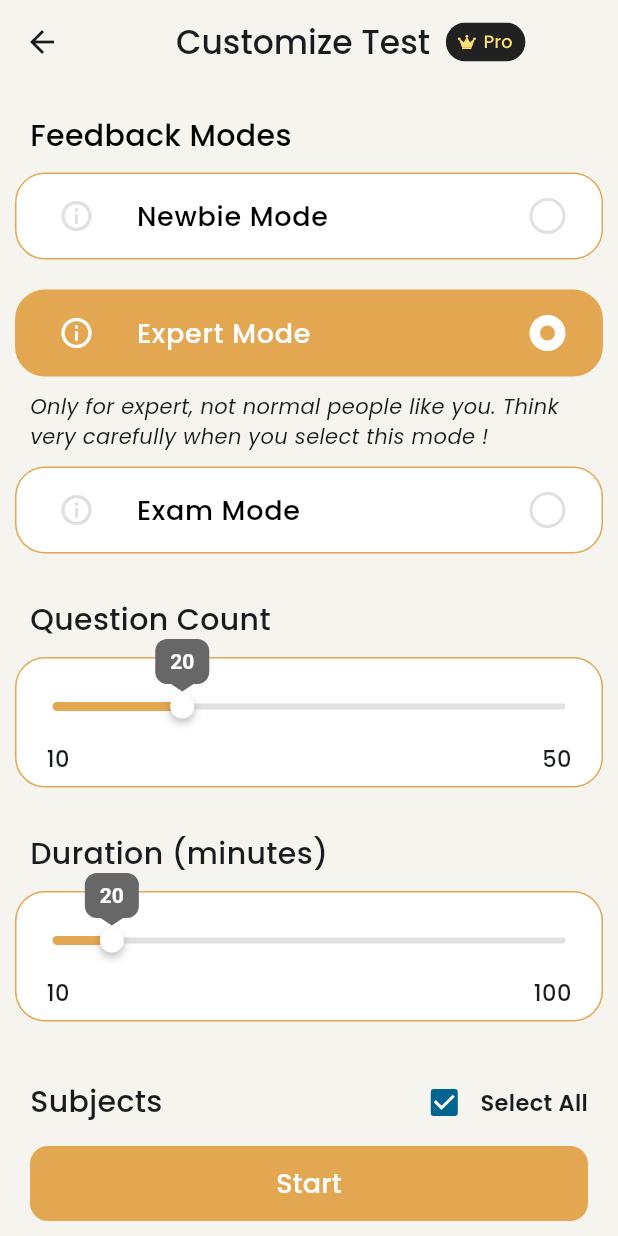
After one commit to abc-elearning-app/abc_flutter_components, a Flutter app: the CustomizeTest screen opened directly, after a tap on "Expert Mode", on a phone screen of 412 x 824 dp. The commit adds this screen. Run offline on Flutter 3.47's test engine with Material 3 defaults, Android fonts, the phone set to English and light mode, and no system bars; drawn by our look-alikes of oktoast; our stand-ins replace figma_squircle, flutter_svg, fluttertoast, percent_indicator, pinput.

Commit message:
custom_test

```diff
--- a/example/lib/navigation/app_route.dart
+++ b/example/lib/navigation/app_route.dart
@@ -37,6 +37,7 @@ class AppRoute {
   static const String diagnosticQuestion = '/diagnostic_question';
   static const String newPracticeTab = '/practice_tab';
   static const String groupQuestionList = '/group_question_list';
+  static const String customizeTest = '/customize_test';
 
   static List<String> getAppRoute() {
     return [
@@ -50,7 +51,8 @@ class AppRoute {
       AppRoute.levelsPath,
       AppRoute.diagnosticQuestion,
       AppRoute.newPracticeTab,
-      AppRoute.groupQuestionList
+      AppRoute.groupQuestionList,
+      AppRoute.customizeTest,
     ];
   }
 }
--- a/example/lib/navigation/navigation_router.dart
+++ b/example/lib/navigation/navigation_router.dart
@@ -4,6 +4,7 @@ import 'package:example/screens/check_boxes_screen/check_boxes_screen.dart';
 import 'package:example/screens/emails_screen/emails_screen.dart';
 import 'package:example/screens/loadings_screen/loadings_screen.dart';
 import 'package:example/screens/logins_screen/logins_screen.dart';
+import 'package:example/screens/new_components/customize_test.dart';
 import 'package:example/screens/new_components/diagnostic_questions.dart';
 import 'package:example/screens/new_components/diagnostic_result_screen.dart';
 import 'package:example/screens/new_components/exam_time_setup_screen.dart';
@@ -143,6 +144,10 @@ Route<dynamic> generateRoute(RouteSettings settings) {
       return _getPageRoute(
           routeName: routeName,
           viewToShow: const TestGroupQuestionList());
+    case AppRoute.customizeTest:
+      return _getPageRoute(
+          routeName: routeName,
+          viewToShow: const TestCustomizeTest());
     default:
       return MaterialPageRoute(
         builder: (_) => Scaffold(
--- /dev/null
+++ b/lib/src/widgets/customize_test/customize_test.dart
@@ -0,0 +1,148 @@
+import 'package:flutter/material.dart';
+import 'package:flutter_abc_jsc_components/src/widgets/customize_test/widgets/select_answer_mode_block.dart';
+import 'package:flutter_abc_jsc_components/src/widgets/customize_test/widgets/select_subjects_box.dart';
+import 'package:flutter_abc_jsc_components/src/widgets/customize_test/widgets/slider_tile.dart';
+import 'package:flutter_svg/flutter_svg.dart';
+
+import '../../../flutter_abc_jsc_components.dart';
+
+enum ValueType { question, minute, passRate }
+
+class CustomizeTest extends StatelessWidget {
+  const CustomizeTest({super.key});
+
+  @override
+  Widget build(BuildContext context) {
+    return Container(
+      color: const Color(0xFFF5F4EE),
+      child: Scaffold(
+        appBar: _buildAppBar(),
+        backgroundColor: Colors.transparent,
+        body: SafeArea(
+          child: Container(
+            margin: const EdgeInsets.symmetric(horizontal: 10),
+            child: Column(
+              children: [
+                Expanded(
+                  child: SingleChildScrollView(
+                    padding: const EdgeInsets.only(top: 20),
+                    child: Column(
+                      crossAxisAlignment: CrossAxisAlignment.start,
+                      children: [
+                        // Answer mode
+                        const Padding(
+                          padding: EdgeInsets.symmetric(horizontal: 10),
+                          child: Text('Feedback Modes',
+                              style: TextStyle(
+                                  fontWeight: FontWeight.w500,
+                                  fontSize: 20,
+                                  color: Colors.black)),
+                        ),
+                        const AnswerModesBlock(),
+
+                        // Select amount of questions
+                        const Padding(
+                          padding:
+                              EdgeInsets.only(left: 10, right: 10, top: 20),
+                          child: Text('Question Count',
+                              style: TextStyle(
+                                  fontWeight: FontWeight.w500, fontSize: 20)),
+                        ),
+                        const SliderTile(
+                            minValue: 10,
+                            maxValue: 50,
+                            type: ValueType.question),
+
+                        // Select amount of minutes
+                        const Padding(
+                          padding:
+                              EdgeInsets.only(left: 10, right: 10, top: 20),
+                          child: Text('Duration (minutes)',
+                              style: TextStyle(
+                                  fontWeight: FontWeight.w500, fontSize: 20)),
+                        ),
+                        const SliderTile(
+                            minValue: 10,
+                            maxValue: 100,
+                            type: ValueType.minute),
+
+                        // Select subjects
+                        Padding(
+                          padding: const EdgeInsets.only(
+                              left: 10, right: 10, top: 20, bottom: 10),
+                          child: Row(
+                            mainAxisAlignment: MainAxisAlignment.spaceBetween,
+                            children: [
+                              const Text('Subjects',
+                                  style: TextStyle(
+                                      fontWeight: FontWeight.w500,
+                                      fontSize: 20)),
+                              Row(
+                                children: [
+                                  Checkbox(
+                                    value: true,
+                                    onChanged: (value) {},
+                                  ),
+                                  const Text('Select All',
+                                      style: TextStyle(
+                                          fontWeight: FontWeight.bold,
+                                          fontSize: 15)),
+                                ],
+                              )
+                            ],
+                          ),
+                        ),
+                        const SelectSubjectBox(),
+
+                        // Select amount of mistakes
+                        const Padding(
+                          padding:
+                              EdgeInsets.only(left: 10, right: 10, top: 20),
+                          child: Text('Passing score (%)',
+                              style: TextStyle(
+                                  fontWeight: FontWeight.w500, fontSize: 20)),
+                        ),
+                        const SliderTile(
+                            minValue: 10,
+                            maxValue: 100,
+                            type: ValueType.passRate),
+                      ],
+                    ),
+                  ),
+                ),
+                _buildButton()
+              ],
+            ),
+          ),
+        ),
+      ),
+    );
+  }
+
+  _buildAppBar() => AppBar(
+        centerTitle: true,
+        backgroundColor: Colors.transparent,
+        title: Row(
+          mainAxisAlignment: MainAxisAlignment.center,
+          children: [
+            const Text(
+              'Customize Test',
+              style: TextStyle(fontWeight: FontWeight.w500),
+            ),
+            const SizedBox(width: 10),
+            SvgPicture.asset('assets/images/pro.svg')
+          ],
+        ),
+      );
+
+  _buildButton() => Container(
+        margin: const EdgeInsets.all(10),
+        width: double.infinity,
+        child: MainButton(
+          textStyle: const TextStyle(fontSize: 18),
+          title: 'Start',
+          backgroundColor: const Color(0xFFE3A651),
+          onPressed: () {},
+        ),
+      );
+}
--- a/lib/src/widgets/customize_test/widgets/select_answer_mode_block.dart
+++ b/lib/src/widgets/customize_test/widgets/select_answer_mode_block.dart
@@ -1,71 +1,95 @@
+import 'package:flutter/cupertino.dart';
 import 'package:flutter/material.dart';
-import 'package:provider/provider.dart';
 
-import '../../../../constants/app_strings.dart';
-import '../../../../constants/app_themes.dart';
-import '../../../../providers/exam_simulator_provider.dart';
+class ModeData {
+  final String title;
+  final String detail;
 
-class SelectAnswerModeBlock extends StatelessWidget {
-  const SelectAnswerModeBlock({super.key});
+  ModeData(this.title, this.detail);
+}
+
+class AnswerModesBlock extends StatefulWidget {
+  const AnswerModesBlock({super.key});
+
+  @override
+  State<AnswerModesBlock> createState() => _AnswerModesBlockState();
+}
+
+class _AnswerModesBlockState extends State<AnswerModesBlock> {
+  final modes = <ModeData>[
+    ModeData('Newbie Mode',
+        'Immediately after answering each question, the correct answers and explanations are displayed.'),
+    ModeData('Expert Mode',
+        'Only for expert, not normal people like you. Think very carefully when you select this mode !'),
+    ModeData('Exam Mode', 'Exam-like questions to simulate a real life exam')
+  ];
+
+  int selectedModeIndex = 0;
 
   @override
   Widget build(BuildContext context) {
-    return Selector<ExamSimulatorProvider, int>(
-        selector: (context, provider) => provider.selectedMode,
-        builder: (_, selectedMode, __) => Column(
-              children: [
-                _radioTile(context, AppStrings.extraTestsStrings.examSimNewbieMode, 0, selectedMode),
-                _radioTile(context, AppStrings.extraTestsStrings.examSimFastMode, 1, selectedMode),
-                _radioTile(context, AppStrings.extraTestsStrings.examSimExamMode, 2, selectedMode),
-              ],
-            ));
+    return Column(
+        children: List.generate(
+            modes.length, (index) => _radioTile(modes[index], index)));
   }
 
-  Widget _radioTile(BuildContext context, String title, int value, int groupValue) =>
-      Column(
+  Widget _radioTile(ModeData modeData, int value) => Column(
+        crossAxisAlignment: CrossAxisAlignment.start,
         children: [
-          Container(
+          GestureDetector(
+            onTap: () => setState(() => selectedModeIndex = value),
+            child: Container(
                 margin: const EdgeInsets.symmetric(vertical: 10),
-            padding: const EdgeInsets.symmetric(vertical: 5),
                 decoration: BoxDecoration(
-                color: context.isDarkMode
-                    ? context.colorScheme.secondary
-                    : context.colorScheme.inversePrimary,
+                    border:
+                        Border.all(width: 1, color: const Color(0xFFE3A651)),
+                    color: selectedModeIndex == value
+                        ? const Color(0xFFE3A651)
+                        : Colors.white,
                     borderRadius: BorderRadius.circular(20)),
-            child: Center(
-              child: RadioListTile(
-                controlAffinity: ListTileControlAffinity.trailing,
-                secondary: IconButton(
+                child: ListTile(
+                  leading: IconButton(
                       icon: Icon(Icons.info_outline,
-                        color: value ==
-                                context.read<ExamSimulatorProvider>().selectedMode
-                            ? context.colorScheme.primary
+                          color: selectedModeIndex == value
+                              ? Colors.white
                               : Colors.grey.shade300),
                       onPressed: () {}),
-                groupValue: groupValue,
-                value: value,
-                activeColor: context.colorScheme.primary,
-                title: Text(title,
+                  title: Text(modeData.title,
                       style: TextStyle(
-                        fontWeight: FontWeight.bold,
-                        color: context.isDarkMode
-                            ? context.colorScheme.onSurface
-                            : value == groupValue
-                                ? context.colorScheme.primary
-                                : context.colorScheme.secondary)),
-                onChanged: (value) {
-                  context.read<ExamSimulatorProvider>().selectedMode = value!;
-                },
+                          fontWeight: FontWeight.w500,
+                          fontSize: 18,
+                          color: selectedModeIndex == value
+                              ? Colors.white
+                              : Colors.black)),
+                  trailing: CircleAvatar(
+                    radius: 12,
+                    backgroundColor: selectedModeIndex == value
+                        ? Colors.white
+                        : Colors.grey.shade300,
+                    child: CircleAvatar(
+                      radius: selectedModeIndex == value ? 5 : 10,
+                      backgroundColor: selectedModeIndex == value
+                          ? const Color(0xFFE3A651)
+                          : Colors.white,
                     ),
                   ),
+                )),
           ),
-          AnimatedContainer(
-            height: value == groupValue ? 50 : 0,
+
+          // Mode detail
+          AnimatedCrossFade(
+              firstChild: Padding(
                 padding: const EdgeInsets.symmetric(horizontal: 10),
-            duration: const Duration(milliseconds: 500),
-            curve: Curves.fastOutSlowIn,
-            child: Text(AppStrings.extraTestsStrings.examSimNewbieModeDetail),
+                child: Text(
+                  modeData.detail,
+                  style: const TextStyle(fontStyle: FontStyle.italic),
                 ),
+              ),
+              secondChild: const SizedBox(),
+              crossFadeState: selectedModeIndex == value
+                  ? CrossFadeState.showFirst
+                  : CrossFadeState.showSecond,
+              duration: const Duration(milliseconds: 300))
         ],
       );
 }
--- a/lib/src/widgets/customize_test/widgets/select_subjects_box.dart
+++ b/lib/src/widgets/customize_test/widgets/select_subjects_box.dart
@@ -1,30 +1,34 @@
 import 'package:flutter/material.dart';
 import 'package:flutter_svg/flutter_svg.dart';
 import 'package:provider/provider.dart';
-import '../../../../constants/app_themes.dart';
-import '../../../../providers/exam_simulator_provider.dart';
+
+class SubjectData {
+  final String title;
+  bool isSelected;
+  String icon;
+
+  SubjectData({required this.icon, required this.title, this.isSelected = false});
+}
 
 class SelectSubjectBox extends StatelessWidget {
   const SelectSubjectBox({super.key});
 
   @override
   Widget build(BuildContext context) {
+    final tmpList = <SubjectData>[];
     return Container(
       decoration: BoxDecoration(
         borderRadius: BorderRadius.circular(20),
-        color: context.isDarkMode
-            ? context.colorScheme.secondary
-            : context.colorScheme.inversePrimary,
+        // color: context.isDarkMode
+        //     ? context.colorScheme.secondary
+        //     : context.colorScheme.inversePrimary,
       ),
-      child: Selector<ExamSimulatorProvider, List<SubjectData>>(
-          selector: (_, provider) => provider.subjectList,
-          builder: (_, value, __) => Column(
-            children: [
-              for (int index = 0; index < value.length; index++)
-                _subjectTile(context, value[index].icon, value[index].title,
-                    value[index].isSelected, index)
-            ],
-          )
+      child: Column(
+        children: [
+          for (int index = 0; index < tmpList.length; index++)
+            _subjectTile(context, tmpList[index].icon, tmpList[index].title,
+                tmpList[index].isSelected, index)
+        ],
       ),
     );
   }
@@ -35,9 +39,9 @@ class SelectSubjectBox extends StatelessWidget {
         title: Text(title, style: const TextStyle(fontWeight: FontWeight.bold, fontSize: 15)),
         secondary: SvgPicture.asset(icon),
         value: isSelected,
-        activeColor: context.colorScheme.primary,
+        // activeColor: context.colorScheme.primary,
         onChanged: (_) {
-          context.read<ExamSimulatorProvider>().toggleSubjectSelection(index);
+          // context.read<ExamSimulatorProvider>().toggleSubjectSelection(index);
         });
   }
 }
--- a/lib/src/widgets/customize_test/widgets/slider_tile.dart
+++ b/lib/src/widgets/customize_test/widgets/slider_tile.dart
@@ -1,10 +1,8 @@
 import 'package:flutter/material.dart';
-import 'package:provider/provider.dart';
 
-import '../../../../constants/app_themes.dart';
-import '../../../../providers/exam_simulator_provider.dart';
+import '../customize_test.dart';
 
-class SliderTile extends StatelessWidget {
+class SliderTile extends StatefulWidget {
   final ValueType type;
   final int maxValue;
   final int minValue;
@@ -16,39 +14,50 @@ class SliderTile extends StatelessWidget {
       required this.minValue});
 
   @override
+  State<SliderTile> createState() => _SliderTileState();
+}
+
+class _SliderTileState extends State<SliderTile> {
+  late double selectedValue;
+
+  @override
+  void initState() {
+    selectedValue = 20;
+    super.initState();
+  }
+
+  @override
   Widget build(BuildContext context) {
     return Container(
       margin: const EdgeInsets.symmetric(vertical: 10),
-      height: MediaQuery.of(context).size.height * 0.1,
+      padding: const EdgeInsets.symmetric(vertical: 8),
       decoration: BoxDecoration(
-          color: context.isDarkMode
-              ? context.colorScheme.secondary
-              : context.colorScheme.inversePrimary,
+          border: Border.all(width: 1, color: const Color(0xFFE3A651)),
+          color: Colors.white,
           borderRadius: BorderRadius.circular(20)),
       child: Center(
-          child: Selector<ExamSimulatorProvider, double>(
-        selector: (_, provider) => _getSelector(provider).toDouble(),
-        builder: (context, value, _) => Column(
+          child: Column(
         children: [
           SliderTheme(
             data: SliderThemeData(
               showValueIndicator: ShowValueIndicator.never,
               activeTickMarkColor: Colors.transparent,
               inactiveTickMarkColor: Colors.transparent,
-                activeTrackColor: context.colorScheme.primary,
-                thumbColor: context.colorScheme.primary,
-                thumbShape: ThumbShape(maxValue: maxValue, minValue: minValue),
+              activeTrackColor: const Color(0xFFE3A651),
+              thumbColor: Colors.white,
+              thumbShape: ThumbShape(
+                  maxValue: widget.maxValue, minValue: widget.minValue),
               inactiveTrackColor: Colors.grey.shade300,
             ),
             child: Slider(
-                value: value,
+              value: selectedValue,
               onChanged: (double newValue) {
                 _setValue(context, newValue);
               },
-                min: minValue.toDouble(),
-                max: maxValue.toDouble(),
-                divisions: ((maxValue - minValue) * 10).toInt(),
-                label: value.floor().toString(),
+              min: widget.minValue.toDouble(),
+              max: widget.maxValue.toDouble(),
+              divisions: ((widget.maxValue - widget.minValue) * 10).toInt(),
+              label: selectedValue.floor().toString(),
             ),
           ),
           Padding(
@@ -56,49 +65,42 @@ class SliderTile extends StatelessWidget {
             child: Row(
               mainAxisAlignment: MainAxisAlignment.spaceBetween,
               children: [
-                  Text('$minValue',
-                      style: const TextStyle(fontWeight: FontWeight.bold)),
-                  Text('$maxValue',
-                      style: const TextStyle(fontWeight: FontWeight.bold)),
+                Text('${widget.minValue}',
+                    style: const TextStyle(
+                        fontWeight: FontWeight.w500, fontSize: 15)),
+                Text('${widget.maxValue}',
+                    style: const TextStyle(
+                        fontWeight: FontWeight.w500, fontSize: 15)),
               ],
             ),
           )
         ],
-        ),
       )),
     );
   }
 
-  _getSelector(ExamSimulatorProvider provider) {
-    switch (type) {
-      case ValueType.question:
-        return provider.questionCount;
-      case ValueType.minute:
-        return provider.minuteCount;
-      case ValueType.passRate:
-        return provider.passRate;
-    }
-  }
-
   _setValue(BuildContext context, double newValue) {
-    switch (type) {
-      case ValueType.question:
-        {
-          context.read<ExamSimulatorProvider>().questionCount =
-              newValue.toInt();
-          break;
-        }
-      case ValueType.minute:
-        {
-          context.read<ExamSimulatorProvider>().minuteCount = newValue.toInt();
-          break;
-        }
-      case ValueType.passRate:
-        {
-          context.read<ExamSimulatorProvider>().passRate = newValue.toInt();
-          break;
-        }
-    }
+    setState(() {
+      selectedValue = newValue;
+    });
+    // switch (widget.type) {
+    //   case ValueType.question:
+    //     {
+    //       // context.read<ExamSimulatorProvider>().questionCount =
+    //       //     newValue.toInt();
+    //       break;
+    //     }
+    //   case ValueType.minute:
+    //     {
+    //       // context.read<ExamSimulatorProvider>().minuteCount = newValue.toInt();
+    //       break;
+    //     }
+    //   case ValueType.passRate:
+    //     {
+    //       // context.read<ExamSimulatorProvider>().passRate = newValue.toInt();
+    //       break;
+    //     }
+    // }
   }
 }
 
@@ -113,10 +115,10 @@ class ThumbShape extends SliderComponentShape {
 
   ThumbShape({
     this.thumbWidth = 36,
-    this.thumbHeight = 36,
+    this.thumbHeight = 30,
     this.borderRadius = 8,
     this.triangleWidth = 15,
-    this.yOffset = -36,
+    this.yOffset = -30,
     required this.maxValue,
     required this.minValue,
   });
@@ -141,12 +143,19 @@ class ThumbShape extends SliderComponentShape {
     required double textScaleFactor,
     required Size sizeWithOverflow,
   }) {
-    final Paint paint = Paint()..style = PaintingStyle.fill;
+    final Paint paint = Paint()
+      ..style = PaintingStyle.fill
+      ..color = Colors.white;
+
+    final Paint shadowPaint = Paint()
+      ..color = Colors.black.withOpacity(0.25)
+      ..maskFilter = const MaskFilter.blur(BlurStyle.normal, 3.0);
 
     final Path path = Path();
 
     // Draw circular thumb with red color
     const double radius = 8;
+    context.canvas.drawCircle(center + const Offset(0, 3), radius, shadowPaint);
     context.canvas.drawCircle(center, radius, paint);
 
     // Draw rounded square box and triangle with blue color
@@ -163,8 +172,10 @@ class ThumbShape extends SliderComponentShape {
 
     // Draw triangle
     final double triangleHalfWidth = triangleWidth;
-    path.moveTo(center.dx - triangleHalfWidth, center.dy + thumbHeight / 2 - triangleWidth / 3 + yOffset );
-    path.lineTo(center.dx + triangleHalfWidth, center.dy + thumbHeight / 2 - triangleWidth / 3 + yOffset );
+    path.moveTo(center.dx - triangleHalfWidth,
+        center.dy + thumbHeight / 2 - triangleWidth / 3 + yOffset);
+    path.lineTo(center.dx + triangleHalfWidth,
+        center.dy + thumbHeight / 2 - triangleWidth / 3 + yOffset);
     path.lineTo(center.dx, center.dy + thumbHeight / 2 + yOffset / 1.2);
     path.close();
 
@@ -181,7 +192,7 @@ class ThumbShape extends SliderComponentShape {
       textDirection: TextDirection.ltr,
     );
     tp.layout();
-    tp.paint(context.canvas, Offset(center.dx - tp.width / 2, center.dy - tp.height / 2 + yOffset));
-
+    tp.paint(context.canvas,
+        Offset(center.dx - tp.width / 2, center.dy - tp.height / 2 + yOffset));
   }
 }
--- a/lib/src/widgets/index.dart
+++ b/lib/src/widgets/index.dart
@@ -59,3 +59,4 @@ export 'diagnostic_test/diagnostic_question.dart';
 export 'diagnostic_test/widgets/progress_line.dart';
 export 'new_home_screen/new_practice_tab.dart';
 export 'new_home_screen/widgets/review_question_box.dart';
+export 'customize_test/customize_test.dart';
```
Also changed, not shown: example/lib/screens/new_components/customize_test.dart (added, +11 -0 lines), lib/src/widgets/customize_test/exam_simulator.dart (deleted, +0 -154 lines), example/assets/images/pro.svg (added), 1 other file. Lines whose indentation alone changed are shown as unchanged.
